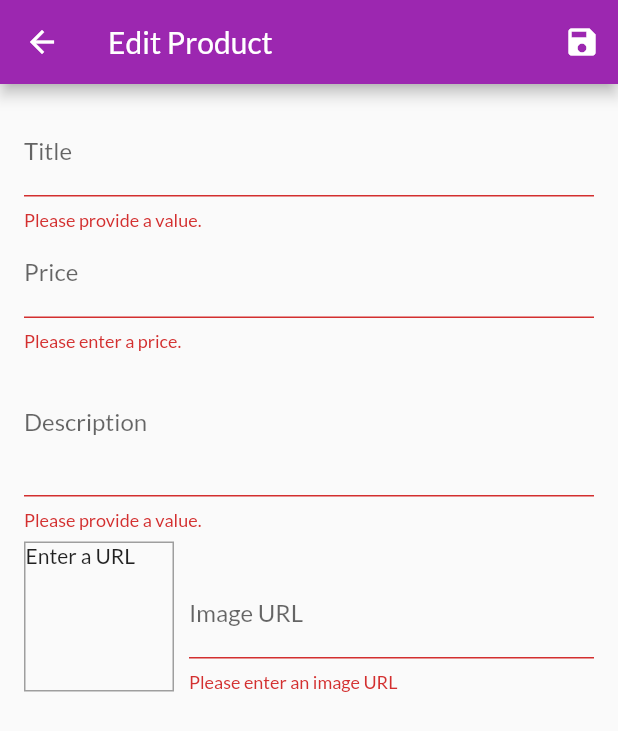
After one commit to BearCola/flutter_shop, a Flutter app: the EditProductScreen screen opened by its route, after a tap on the "save" icon, on a phone screen of 412 x 824 dp. The commit adds this screen. Shown: the top 731 px of the screen. Run offline on Flutter 3.47's test engine with Material 2 defaults, Android fonts, the phone set to English and light mode, and no system bars; network calls fail.

Commit message:
Finish input and forms

```diff
--- a/lib/main.dart
+++ b/lib/main.dart
@@ -2,7 +2,9 @@ import 'package:flutter/material.dart';
 import 'package:flutter_shop/providers/cart.dart';
 import 'package:flutter_shop/providers/orders.dart';
 import 'package:flutter_shop/screens/cart_screen.dart';
+import 'package:flutter_shop/screens/edit_prodcut_screen.dart';
 import 'package:flutter_shop/screens/orders_screen.dart';
+import 'package:flutter_shop/screens/user_products_screen.dart';
 import 'package:provider/provider.dart';
 
 import './screens/products_overview_screen.dart';
@@ -37,7 +39,9 @@ class MyApp extends StatelessWidget {
         routes: {
           ProductDetailScreen.routeName: (ctx) => ProductDetailScreen(),
           CartScreen.routeName: (ctx) => CartScreen(),
-          OrdersScreen.routeName: (ctx) => OrdersScreen()
+          OrdersScreen.routeName: (ctx) => OrdersScreen(),
+          UserProductsScreen.routeName: (ctx) => UserProductsScreen(),
+          EditProductScreen.routeName: (ctx) => EditProductScreen()
         },
       ),
     );
--- a/lib/providers/products.dart
+++ b/lib/providers/products.dart
@@ -65,8 +65,30 @@ class Products with ChangeNotifier {
 //    notifyListeners();
 //  }
 
-  void addProduct() {
-//    _items.add(value);
+  void addProduct(Product product) {
+    final newProduct = Product(
+      title: product.title,
+      description: product.description,
+      price: product.price,
+      imageUrl: product.imageUrl,
+      id: DateTime.now().toString(),
+    );
+    _items.add(newProduct);
+    notifyListeners();
+  }
+
+  void updateProduct(String id, Product newProduct) {
+    final prodIndex = _items.indexWhere((prod) => prod.id == id);
+    if (prodIndex >= 0) {
+      _items[prodIndex] = newProduct;
+      notifyListeners();
+    } else {
+      print('...');
+    }
+  }
+
+  void deleteProduct(String id) {
+    _items.removeWhere((prod) => prod.id == id);
     notifyListeners();
   }
 }
--- /dev/null
+++ b/lib/screens/edit_prodcut_screen.dart
@@ -0,0 +1,281 @@
+import 'package:flutter/material.dart';
+import 'package:flutter_shop/providers/product.dart';
+import 'package:flutter_shop/providers/products.dart';
+import 'package:provider/provider.dart';
+
+class EditProductScreen extends StatefulWidget {
+  static const routeName = "/edit-product";
+
+  @override
+  _EditProductScreenState createState() => _EditProductScreenState();
+}
+
+class _EditProductScreenState extends State<EditProductScreen> {
+  final _priceFocusNode = FocusNode();
+  final _descriptionFocusNode = FocusNode();
+  final _imageUrlController = TextEditingController();
+  final _imageUrlFocusNode = FocusNode();
+  final _form = GlobalKey<FormState>();
+  var _editedProduct = Product(
+    id: null,
+    title: "",
+    price: 0,
+    description: "",
+    imageUrl: "",
+  );
+  var _initValues = {
+    'title': '',
+    'description': '',
+    'price': '',
+    'imageUrl': '',
+  };
+  var _isInit = true;
+
+  @override
+  void initState() {
+    _imageUrlFocusNode.addListener(_updateImageUrl);
+    super.initState();
+  }
+
+  @override
+  void didChangeDependencies() {
+    if (_isInit) {
+      final productId = ModalRoute.of(context).settings.arguments as String;
+      if (productId != null) {
+        _editedProduct =
+            Provider.of<Products>(context, listen: false).findById(productId);
+        _initValues = {
+          'title': _editedProduct.title,
+          'description': _editedProduct.description,
+          'price': _editedProduct.price.toString(),
+//          'imageUrl': _editedProduct.imageUrl,
+          'imageUrl': '',
+        };
+        _imageUrlController.text = _editedProduct.imageUrl;
+      }
+    }
+    _isInit = false;
+    super.didChangeDependencies();
+  }
+
+  @override
+  void dispose() {
+    _priceFocusNode.dispose();
+    _descriptionFocusNode.dispose();
+    _imageUrlController.dispose();
+    _imageUrlFocusNode.dispose();
+    super.dispose();
+  }
+
+  void _updateImageUrl() {
+    if (!_imageUrlFocusNode.hasFocus) {
+      if (_imageUrlController.text.isEmpty) {
+        return;
+      }
+      if (!_imageUrlController.text.startsWith("http") &&
+          !_imageUrlController.text.startsWith("https")) {
+        return;
+      }
+//      if (!_imageUrlController.text.endsWith(".png") &&
+//          !_imageUrlController.text.endsWith("jpg") &&
+//          !_imageUrlController.text.endsWith(".jpeg")) {
+//        return;
+//      }
+      setState(() {});
+    }
+  }
+
+  void _saveForm() {
+    final isValid = _form.currentState.validate();
+    if (!isValid) {
+      return;
+    }
+    _form.currentState.save();
+    if (_editedProduct.id != null) {
+      Provider.of<Products>(context, listen: false)
+          .updateProduct(_editedProduct.id, _editedProduct);
+    } else {
+      Provider.of<Products>(context, listen: false).addProduct(_editedProduct);
+    }
+    Navigator.of(context).pop();
+  }
+
+  @override
+  Widget build(BuildContext context) {
+    return Scaffold(
+      appBar: AppBar(
+        title: Text("Edit Product"),
+        actions: <Widget>[
+          IconButton(
+            icon: Icon(Icons.save),
+            onPressed: _saveForm,
+          )
+        ],
+      ),
+      body: Padding(
+        padding: const EdgeInsets.all(16.0),
+        child: Form(
+          key: _form,
+          child: ListView(
+            children: <Widget>[
+              TextFormField(
+                initialValue: _initValues['title'],
+                decoration: InputDecoration(
+                  labelText: "Title",
+                ),
+                textInputAction: TextInputAction.next,
+                onFieldSubmitted: (_) {
+                  FocusScope.of(context).requestFocus(_priceFocusNode);
+                },
+                validator: (value) {
+                  if (value.isEmpty) {
+                    return "Please provide a value.";
+                  }
+                  return null;
+                },
+                onSaved: (value) {
+                  _editedProduct = Product(
+                    title: value,
+                    description: _editedProduct.description,
+                    price: _editedProduct.price,
+                    imageUrl: _editedProduct.imageUrl,
+                    id: _editedProduct.id,
+                    isFavorite: _editedProduct.isFavorite,
+                  );
+                },
+              ),
+              TextFormField(
+                initialValue: _initValues['price'],
+                decoration: InputDecoration(
+                  labelText: "Price",
+                ),
+                textInputAction: TextInputAction.next,
+                keyboardType: TextInputType.number,
+                focusNode: _priceFocusNode,
+                onFieldSubmitted: (_) {
+                  FocusScope.of(context).requestFocus(_descriptionFocusNode);
+                },
+                validator: (value) {
+                  if (value.isEmpty) {
+                    return "Please enter a price.";
+                  }
+                  if (double.tryParse(value) == null) {
+                    return "Please enter a valid number";
+                  }
+                  if (double.parse(value) <= 0) {
+                    return "Please enter a number greater than zero.";
+                  }
+                  return null;
+                },
+                onSaved: (value) {
+                  _editedProduct = Product(
+                    id: _editedProduct.id,
+                    isFavorite: _editedProduct.isFavorite,
+                    title: _editedProduct.title,
+                    description: _editedProduct.description,
+                    price: double.parse(value),
+                    imageUrl: _editedProduct.imageUrl,
+                  );
+                },
+              ),
+              TextFormField(
+                initialValue: _initValues['description'],
+                decoration: InputDecoration(
+                  labelText: "Description",
+                ),
+                maxLines: 3,
+                textInputAction: TextInputAction.next,
+                keyboardType: TextInputType.multiline,
+                focusNode: _descriptionFocusNode,
+                validator: (value) {
+                  if (value.isEmpty) {
+                    return "Please provide a value.";
+                  }
+                  if (value.length < 10) {
+                    return "Should be at least 10 characters long.";
+                  }
+                  return null;
+                },
+                onSaved: (value) {
+                  _editedProduct = Product(
+                    id: _editedProduct.id,
+                    isFavorite: _editedProduct.isFavorite,
+                    title: _editedProduct.title,
+                    description: value,
+                    price: _editedProduct.price,
+                    imageUrl: _editedProduct.imageUrl,
+                  );
+                },
+              ),
+              Row(
+                crossAxisAlignment: CrossAxisAlignment.end,
+                children: <Widget>[
+                  Container(
+                    width: 100,
+                    height: 100,
+                    margin: EdgeInsets.only(
+                      top: 8,
+                      right: 10,
+                    ),
+                    decoration: BoxDecoration(
+                      border: Border.all(
+                        width: 1,
+                        color: Colors.grey,
+                      ),
+                    ),
+                    child: _imageUrlController.text.isEmpty
+                        ? Text("Enter a URL")
+                        : FittedBox(
+                            child: Image.network(
+                              _imageUrlController.text,
+                              fit: BoxFit.cover,
+                            ),
+                          ),
+                  ),
+                  Expanded(
+                    child: TextFormField(
+//                      initialValue: _initValues['imageUrl'],
+                      decoration: InputDecoration(labelText: "Image URL"),
+                      keyboardType: TextInputType.url,
+                      textInputAction: TextInputAction.done,
+                      controller: _imageUrlController,
+                      focusNode: _imageUrlFocusNode,
+                      onFieldSubmitted: (_) {
+                        _saveForm();
+                      },
+                      validator: (value) {
+                        if (value.isEmpty) {
+                          return "Please enter an image URL";
+                        }
+                        if (!value.startsWith("http") &&
+                            !value.startsWith("https")) {
+                          return "Please enter a valid URL.";
+                        }
+//                        if (!value.endsWith(".png") &&
+//                            !value.endsWith("jpg") &&
+//                            !value.endsWith(".jpeg")) {
+//                          return "Please enter a valid image URL.";
+//                        }
+                        return null;
+                      },
+                      onSaved: (value) {
+                        _editedProduct = Product(
+                          id: _editedProduct.id,
+                          isFavorite: _editedProduct.isFavorite,
+                          title: _editedProduct.title,
+                          description: _editedProduct.description,
+                          price: _editedProduct.price,
+                          imageUrl: value,
+                        );
+                      },
+                    ),
+                  ),
+                ],
+              )
+            ],
+          ),
+        ),
+      ),
+    );
+  }
+}
--- a/lib/widgets/app_drawer.dart
+++ b/lib/widgets/app_drawer.dart
@@ -1,5 +1,6 @@
 import 'package:flutter/material.dart';
 import 'package:flutter_shop/screens/orders_screen.dart';
+import 'package:flutter_shop/screens/user_products_screen.dart';
 
 class AppDrawer extends StatelessWidget {
   @override
@@ -27,6 +28,15 @@ class AppDrawer extends StatelessWidget {
               Navigator.of(context)
                   .pushReplacementNamed(OrdersScreen.routeName);
             },
+          ),
+          Divider(),
+          ListTile(
+            leading: Icon(Icons.edit),
+            title: Text("Manage Products"),
+            onTap: () {
+              Navigator.of(context)
+                  .pushReplacementNamed(UserProductsScreen.routeName);
+            },
           )
         ],
       ),
```
Also changed, not shown: lib/providers/cart.dart (+21 -0 lines), lib/screens/user_products_screen.dart (added, +46 -0 lines), lib/widgets/cart_item.dart (+25 -0 lines), lib/widgets/product_item.dart (+14 -0 lines), lib/widgets/user_product_item.dart (added, +44 -0 lines).
